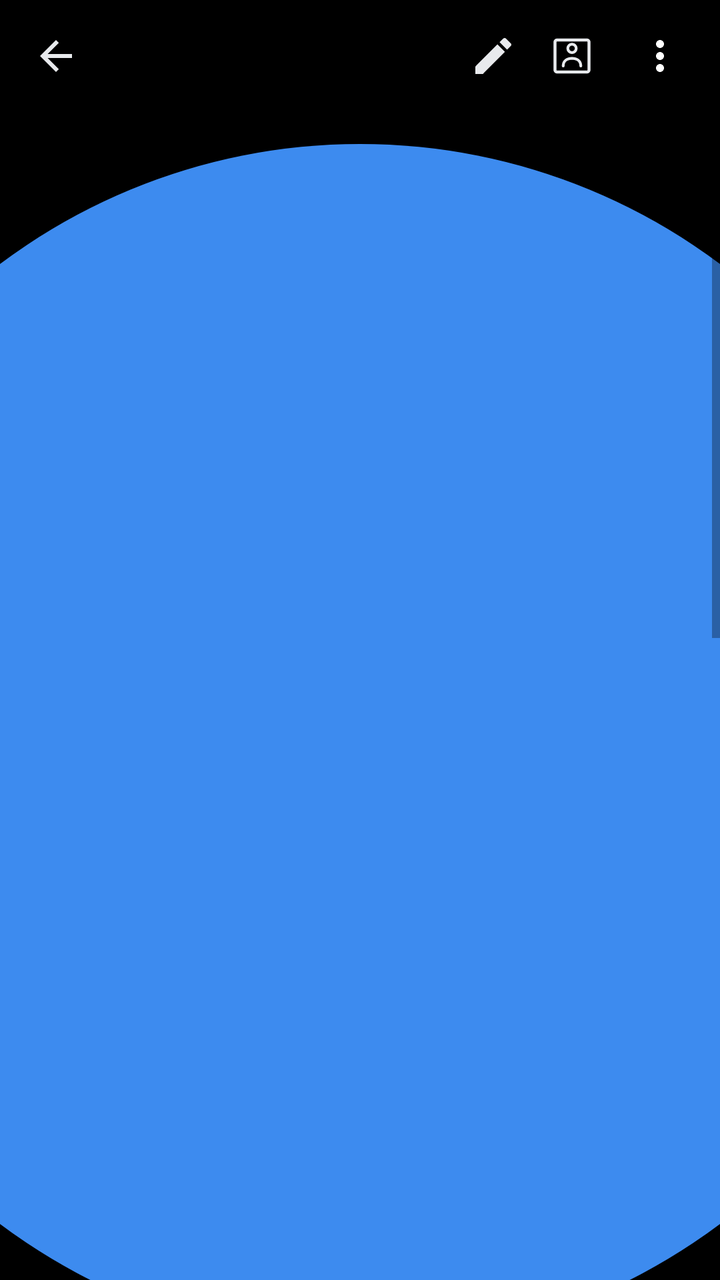
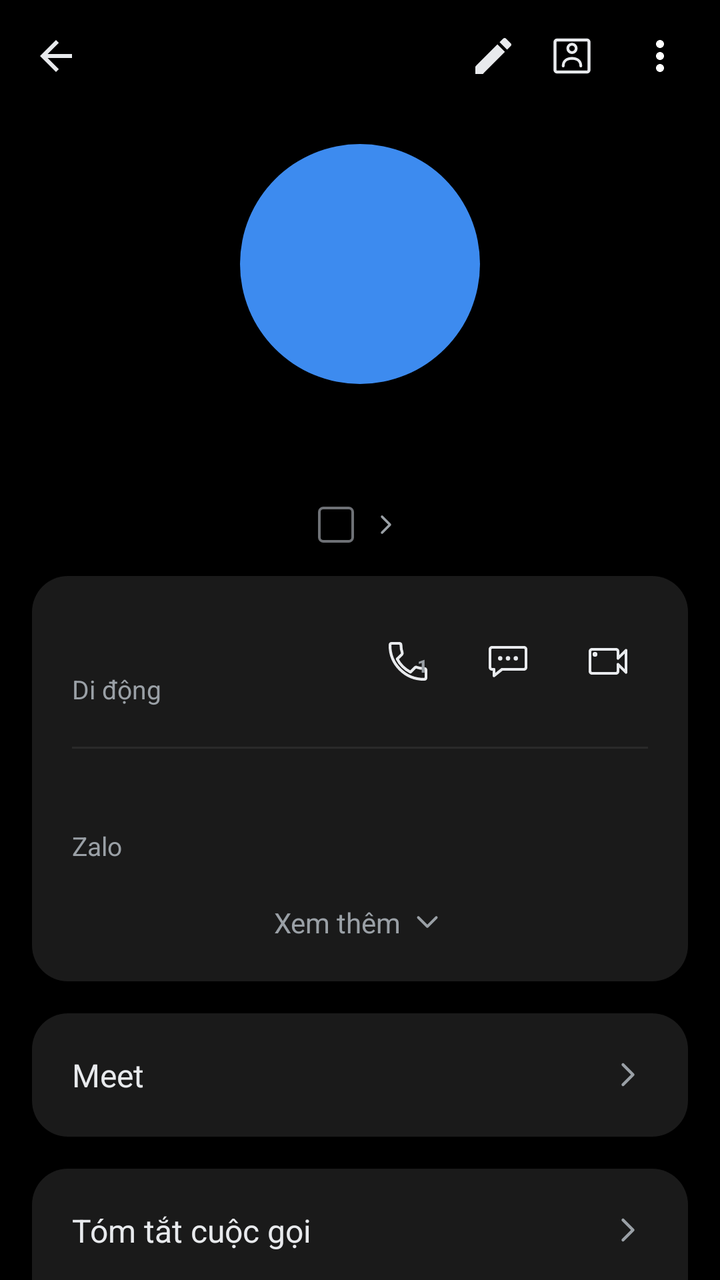

Two renders of the same Android screen: before a commit and after it. Below are the layout's source before the change and the commit's diff.
<!-- AndroidManifest.xml: application theme Theme.SimpleCall -->
<!-- res/layout/fragment_call_history.xml -->
<?xml version="1.0" encoding="utf-8"?>
<LinearLayout xmlns:android="http://schemas.android.com/apk/res/android"
    xmlns:app="http://schemas.android.com/apk/res-auto"
    android:layout_width="match_parent"
    android:layout_height="match_parent"
    android:orientation="vertical"
    android:background="@color/bg">

    
    <LinearLayout
        android:layout_width="match_parent" android:layout_height="56dp"
        android:orientation="horizontal" android:gravity="center_vertical"
        android:paddingStart="4dp" android:paddingEnd="8dp">

        <ImageButton android:id="@+id/btnBack"
            android:layout_width="48dp" android:layout_height="48dp"
            android:background="@android:color/transparent"
            android:src="@drawable/ic_arrow_back"
            android:contentDescription="Quay lại" />

        <Space android:layout_width="0dp" android:layout_height="1dp" android:layout_weight="1" />

        <ImageButton android:id="@+id/btnEdit"
            android:layout_width="35dp" android:layout_height="35dp"
            android:background="@android:color/transparent"
            android:src="@drawable/ic_edit"
            android:contentDescription="Sửa" />

        <ImageButton android:id="@+id/btnContactCard"
            android:layout_width="44dp" android:layout_height="44dp"
            android:background="@android:color/transparent"
            android:src="@drawable/ic_contact_card"
            android:contentDescription="Thẻ liên hệ" />

        <ImageButton android:id="@+id/btnMore"
            android:layout_width="44dp" android:layout_height="44dp"
            android:background="@android:color/transparent"
            android:src="@drawable/ic_more_vert"
            android:contentDescription="Thêm" />
    </LinearLayout>

    <ScrollView
        android:layout_width="match_parent" android:layout_height="0dp"
        android:layout_weight="1"
        android:clipToPadding="false"
        android:paddingBottom="24dp">

        <LinearLayout
            android:layout_width="match_parent" android:layout_height="wrap_content"
            android:orientation="vertical">

            
            <FrameLayout
                android:layout_width="600dp" android:layout_height="600dp"
                android:layout_gravity="center_horizontal"
                android:layout_marginTop="16dp">

                <TextView android:id="@+id/tvAvatar"
                    android:layout_width="600dp" android:layout_height="600dp"
                    android:background="@drawable/bg_avatar_circle"
                    android:gravity="center"
                    android:textSize="200sp" android:textColor="@color/white"
                    android:fontFamily="sans-serif-medium" />

                <ImageView android:id="@+id/ivDefaultAvatar"
                    android:layout_width="600dp" android:layout_height="600dp"
                    android:background="@drawable/bg_avatar_default"
                    android:src="@drawable/ic_person"
                    android:scaleType="center"
                    android:padding="150dp"
                    app:tint="@color/white"
                    android:visibility="gone"
                    android:contentDescription="@string/contact_photo" />
            </FrameLayout>

            
            <TextView android:id="@+id/tvTitle"
                android:layout_width="wrap_content" android:layout_height="wrap_content"
                android:layout_gravity="center_horizontal"
                android:layout_marginTop="16dp"
                android:layout_marginStart="32dp" android:layout_marginEnd="32dp"
                android:gravity="center"
                android:textSize="40sp" android:textStyle="bold"
                android:textColor="@color/text_primary"
                android:fontFamily="sans-serif-medium" />

            
            <LinearLayout android:id="@+id/rowSimDefault"
                android:layout_width="wrap_content" android:layout_height="wrap_content"
                android:layout_gravity="center_horizontal"
                android:layout_marginTop="10dp"
                android:orientation="horizontal" android:gravity="center_vertical"
                android:clickable="true" android:focusable="true">

                <TextView android:id="@+id/tvSimBadge"
                    android:layout_width="18dp" android:layout_height="18dp"
                    android:background="@drawable/bg_sim_badge"
                    android:gravity="center"
                    android:textSize="11sp" android:textColor="@color/text_secondary" />

                <TextView android:id="@+id/tvSubtitle"
                    android:layout_width="wrap_content" android:layout_height="wrap_content"
                    android:layout_marginStart="6dp"
                    android:textSize="14sp" android:textColor="@color/text_secondary" />

                <ImageView
                    android:layout_width="16dp" android:layout_height="16dp"
                    android:layout_marginStart="2dp"
                    android:src="@drawable/ic_chevron_right" />
            </LinearLayout>

            
            <LinearLayout
                android:layout_width="match_parent" android:layout_height="wrap_content"
                android:layout_margin="16dp"
                android:orientation="vertical"
                android:background="@drawable/bg_card_rounded"
                android:padding="20dp">

                <LinearLayout
                    android:layout_width="match_parent" android:layout_height="wrap_content"
                    android:orientation="horizontal" android:gravity="center_vertical">

                    <LinearLayout
                        android:layout_width="0dp" android:layout_height="wrap_content"
                        android:layout_weight="1" android:orientation="vertical">

                        <TextView android:id="@+id/tvNumber"
                            android:layout_width="wrap_content" android:layout_height="wrap_content"
                            android:textSize="19sp" android:textColor="@color/text_primary" />

                        <TextView android:id="@+id/tvNumberType"
                            android:layout_width="wrap_content" android:layout_height="wrap_content"
                            android:layout_marginTop="2dp"
                            android:text="@string/number_type_mobile"
                            android:textSize="13sp" android:textColor="@color/text_secondary" />
                    </LinearLayout>

                    
                    <FrameLayout
                        android:layout_width="40dp"
                        android:layout_height="40dp">
                        <ImageButton android:id="@+id/btnCallRow"
                            android:layout_width="match_parent"
                            android:layout_height="match_parent"
                            android:background="@android:color/transparent"
                            android:src="@drawable/ic_call_outline"
                            android:contentDescription="@string/call" />
                        
                        <TextView
                            android:id="@+id/tvCallSimNum"
                            android:layout_width="wrap_content"
                            android:layout_height="wrap_content"
                            android:layout_gravity="top|end"
                            android:layout_marginTop="16dp"
                            android:layout_marginEnd="10dp"
                            android:text="1"
                            android:textSize="9sp"
                            android:textStyle="bold"
                            android:textColor="@color/text_secondary"
                            android:fontFamily="sans-serif-medium" />
                    </FrameLayout>

                    <ImageButton android:id="@+id/btnMessageRow"
                        android:layout_width="40dp" android:layout_height="40dp"
                        android:layout_marginStart="10dp"
                        android:background="@android:color/transparent"
                        android:src="@drawable/ic_message_outline"
                        android:contentDescription="Nhắn tin" />

                    <ImageButton android:id="@+id/btnVideoRow"
                        android:layout_width="40dp" android:layout_height="40dp"
                        android:layout_marginStart="10dp"
                        android:background="@android:color/transparent"
                        android:src="@drawable/ic_video_call_outline"
                        android:contentDescription="Video call" />
                </LinearLayout>

                <View android:id="@+id/divBeforeZalo"
                    android:layout_width="match_parent" android:layout_height="1dp"
                    android:layout_marginTop="20dp" android:layout_marginBottom="16dp"
                    android:background="@color/divider" />

                <LinearLayout android:id="@+id/rowZalo"
                    android:layout_width="match_parent" android:layout_height="wrap_content"
                    android:orientation="vertical"
                    android:clickable="true" android:focusable="true">

                    <TextView android:id="@+id/tvZalo"
                        android:layout_width="wrap_content" android:layout_height="wrap_content"
                        android:textSize="16sp" android:textColor="@color/text_primary" />

                    <TextView
                        android:layout_width="wrap_content" android:layout_height="wrap_content"
                        android:layout_marginTop="2dp"
                        android:text="Zalo"
                        android:textSize="13sp" android:textColor="@color/text_secondary" />
                </LinearLayout>

                <LinearLayout android:id="@+id/rowSeeMore"
                    android:layout_width="match_parent" android:layout_height="wrap_content"
                    android:layout_marginTop="20dp"
                    android:orientation="horizontal" android:gravity="center"
                    android:clickable="true" android:focusable="true">

                    <TextView
                        android:layout_width="wrap_content" android:layout_height="wrap_content"
                        android:text="Xem thêm"
                        android:textSize="14sp" android:textColor="@color/text_secondary" />

                    <ImageView
                        android:layout_width="18dp" android:layout_height="18dp"
                        android:layout_marginStart="4dp"
                        android:src="@drawable/ic_chevron_down" />
                </LinearLayout>
            </LinearLayout>

            
            <LinearLayout android:id="@+id/rowMeet"
                android:layout_width="match_parent" android:layout_height="wrap_content"
                android:layout_marginStart="16dp" android:layout_marginEnd="16dp"
                android:orientation="horizontal" android:gravity="center_vertical"
                android:background="@drawable/bg_card_rounded"
                android:padding="20dp"
                android:clickable="true" android:focusable="true">

                <TextView
                    android:layout_width="0dp" android:layout_height="wrap_content"
                    android:layout_weight="1"
                    android:text="Meet"
                    android:textSize="16sp" android:textColor="@color/text_primary" />

                <ImageView
                    android:layout_width="20dp" android:layout_height="20dp"
                    android:src="@drawable/ic_chevron_right" />
            </LinearLayout>

            
            <LinearLayout
                android:layout_width="match_parent" android:layout_height="wrap_content"
                android:layout_margin="16dp"
                android:orientation="vertical"
                android:background="@drawable/bg_card_rounded">

                <LinearLayout android:id="@+id/rowCallSummary"
                    android:layout_width="match_parent" android:layout_height="wrap_content"
                    android:orientation="horizontal" android:gravity="center_vertical"
                    android:padding="20dp"
                    android:clickable="true" android:focusable="true">

                    <TextView
                        android:layout_width="0dp" android:layout_height="wrap_content"
                        android:layout_weight="1"
                        android:text="Tóm tắt cuộc gọi"
                        android:textSize="16sp" android:textColor="@color/text_primary" />

                    <ImageView
                        android:layout_width="20dp" android:layout_height="20dp"
                        android:src="@drawable/ic_chevron_right" />
                </LinearLayout>

                <View
                    android:layout_width="match_parent" android:layout_height="1dp"
                    android:layout_marginStart="20dp" android:layout_marginEnd="20dp"
                    android:background="@color/divider" />

                <LinearLayout android:id="@+id/rowCallRecording"
                    android:layout_width="match_parent" android:layout_height="wrap_content"
                    android:orientation="horizontal" android:gravity="center_vertical"
                    android:padding="20dp"
                    android:clickable="true" android:focusable="true">

                    <TextView
                        android:layout_width="0dp" android:layout_height="wrap_content"
                        android:layout_weight="1"
                        android:text="Bản ghi âm cuộc gọi"
                        android:textSize="16sp" android:textColor="@color/text_primary" />

                    <ImageView
                        android:layout_width="20dp" android:layout_height="20dp"
                        android:src="@drawable/ic_chevron_right" />
                </LinearLayout>
            </LinearLayout>

            
            <LinearLayout android:id="@+id/cardAddContact"
                android:layout_width="match_parent" android:layout_height="wrap_content"
                android:layout_margin="16dp"
                android:orientation="vertical"
                android:background="@drawable/bg_card_rounded"
                android:visibility="gone">

                <LinearLayout android:id="@+id/rowCreateContact"
                    android:layout_width="match_parent" android:layout_height="wrap_content"
                    android:orientation="horizontal" android:gravity="center_vertical"
                    android:padding="20dp"
                    android:clickable="true" android:focusable="true">

                    <TextView
                        android:layout_width="0dp" android:layout_height="wrap_content"
                        android:layout_weight="1"
                        android:text="Tạo liên hệ mới"
                        android:textSize="16sp" android:textColor="@color/text_primary" />

                    <ImageView
                        android:layout_width="20dp" android:layout_height="20dp"
                        android:src="@drawable/ic_chevron_right" />
                </LinearLayout>

                <View
                    android:layout_width="match_parent" android:layout_height="1dp"
                    android:layout_marginStart="20dp" android:layout_marginEnd="20dp"
                    android:background="@color/divider" />

                <LinearLayout android:id="@+id/rowAddExisting"
                    android:layout_width="match_parent" android:layout_height="wrap_content"
                    android:orientation="horizontal" android:gravity="center_vertical"
                    android:padding="20dp"
                    android:clickable="true" android:focusable="true">

                    <TextView
                        android:layout_width="0dp" android:layout_height="wrap_content"
                        android:layout_weight="1"
                        android:text="Thêm vào liên lạc hiện có"
                        android:textSize="16sp" android:textColor="@color/text_primary" />

                    <ImageView
                        android:layout_width="20dp" android:layout_height="20dp"
                        android:src="@drawable/ic_chevron_right" />
                </LinearLayout>
            </LinearLayout>

            
            <LinearLayout
                android:layout_width="match_parent" android:layout_height="wrap_content"
                android:layout_marginStart="20dp" android:layout_marginEnd="12dp"
                android:layout_marginTop="8dp"
                android:orientation="horizontal" android:gravity="center_vertical">

                <TextView
                    android:layout_width="0dp" android:layout_height="wrap_content"
                    android:layout_weight="1"
                    android:text="Nhật ký cuộc gọi"
                    android:textSize="15sp" android:textColor="@color/text_secondary" />

                <TextView android:id="@+id/btnClearLog"
                    android:layout_width="wrap_content" android:layout_height="wrap_content"
                    android:text="Xóa"
                    android:textSize="15sp" android:textColor="@color/accent_blue"
                    android:padding="8dp"
                    android:clickable="true" android:focusable="true" />
            </LinearLayout>

            
            <LinearLayout android:id="@+id/llHistoryEntries"
                android:layout_width="match_parent" android:layout_height="wrap_content"
                android:layout_margin="16dp"
                android:orientation="vertical"
                android:background="@drawable/bg_card_rounded" />

        </LinearLayout>
    </ScrollView>
</LinearLayout>
<!-- resources referenced by this layout -->
<resources>
  <color name="accent_blue">#1A73E8</color>
  <color name="bg">#000000</color>
  <color name="divider">#2A2A2A</color>
  <color name="text_primary">#E8EAED</color>
  <color name="text_secondary">#9AA0A6</color>
  <color name="white">#FFFFFF</color>
  <!-- drawable bg_avatar_circle (drawable) -->
  <?xml version="1.0" encoding="utf-8"?>
  <shape xmlns:android="http://schemas.android.com/apk/res/android"
      android:shape="oval">
      <solid android:color="@color/avatar_purple" />
  </shape>
  <!-- drawable bg_avatar_default (drawable) -->
  <?xml version="1.0" encoding="utf-8"?>
  <shape xmlns:android="http://schemas.android.com/apk/res/android"
      android:shape="oval">
      <solid android:color="@color/accent_blue" />
  </shape>
  <!-- drawable bg_card_rounded (drawable) -->
  <?xml version="1.0" encoding="utf-8"?>
  <shape xmlns:android="http://schemas.android.com/apk/res/android"
      android:shape="rectangle">
      <solid android:color="@color/detail_card_bg" />
      <corners android:radius="18dp" />
  </shape>
  <!-- drawable bg_sim_badge (drawable) -->
  <?xml version="1.0" encoding="utf-8"?>
  <shape xmlns:android="http://schemas.android.com/apk/res/android"
      android:shape="rectangle">
      <stroke android:width="1.2dp" android:color="@color/call_log_muted" />
      <corners android:radius="2dp" />
      <solid android:color="@android:color/transparent" />
  </shape>
  <!-- drawable ic_arrow_back (drawable) -->
  <?xml version="1.0" encoding="utf-8"?>
  <vector xmlns:android="http://schemas.android.com/apk/res/android"
      android:width="24dp" android:height="24dp"
      android:viewportWidth="24" android:viewportHeight="24">
      
      <path android:fillColor="@color/text_primary"
          android:pathData="M20,11H7.83l5.59-5.59L12,4l-8,8 8,8 1.41-1.41L7.83,13H20v-2z"/>
  </vector>
  <!-- drawable ic_edit (drawable) -->
  <?xml version="1.0" encoding="utf-8"?>
  <vector xmlns:android="http://schemas.android.com/apk/res/android"
      android:width="24dp" android:height="24dp"
      android:viewportWidth="24" android:viewportHeight="24">
      <path android:fillColor="@color/text_primary"
          android:pathData="M3,17.25V21h3.75L17.81,9.94l-3.75,-3.75L3,17.25zM20.71,7.04c0.39,-0.39 0.39,-1.02 0,-1.41l-2.34,-2.34c-0.39,-0.39 -1.02,-0.39 -1.41,0l-1.83,1.83 3.75,3.75 1.83,-1.83z"/>
  </vector>
  <!-- drawable ic_more_vert (drawable) -->
  <?xml version="1.0" encoding="utf-8"?>
  <vector xmlns:android="http://schemas.android.com/apk/res/android"
      android:width="24dp" android:height="24dp"
      android:viewportWidth="24" android:viewportHeight="24">
      <path android:fillColor="#FFFFFF"
          android:pathData="M12,8c1.1,0 2,-0.9 2,-2s-0.9,-2 -2,-2 -2,0.9 -2,2 0.9,2 2,2zM12,10c-1.1,0 -2,0.9 -2,2s0.9,2 2,2 2,-0.9 2,-2 -0.9,-2 -2,-2zM12,16c-1.1,0 -2,0.9 -2,2s0.9,2 2,2 2,-0.9 2,-2 -0.9,-2 -2,-2z"/>
  </vector>
  <!-- drawable ic_person (drawable) -->
  <?xml version="1.0" encoding="utf-8"?>
  <vector xmlns:android="http://schemas.android.com/apk/res/android"
      android:width="24dp" android:height="24dp"
      android:viewportWidth="24" android:viewportHeight="24">
      <path android:fillColor="#FFFFFFFF"
          android:pathData="M12,12c2.21,0 4,-1.79 4,-4s-1.79,-4 -4,-4 -4,1.79 -4,4 1.79,4 4,4zM12,14c-2.67,0 -8,1.34 -8,4v2h16v-2c0,-2.66 -5.33,-4 -8,-4z"/>
  </vector>
  <string name="call">Gọi</string>
  <string name="contact_photo">Ảnh liên hệ</string>
  <string name="number_type_mobile">Di động</string>
  <color name="avatar_purple">#3D8BEF</color>
  <color name="detail_card_bg">#1A1A1A</color>
  <color name="call_log_muted">#6E7176</color>
  <color name="primary">#1E8E3E</color>
  <color name="primary_dark">#137333</color>
  <!-- unchanged entries left out for length: 7 -->
</resources>

<!-- the commit's change to res/layout/fragment_call_history.xml (unified diff, before → after) -->
@@ -51,23 +51,23 @@
 
             
             <FrameLayout
-                android:layout_width="600dp" android:layout_height="600dp"
+                android:layout_width="120dp" android:layout_height="120dp"
                 android:layout_gravity="center_horizontal"
                 android:layout_marginTop="16dp">
 
                 <TextView android:id="@+id/tvAvatar"
-                    android:layout_width="600dp" android:layout_height="600dp"
+                    android:layout_width="120dp" android:layout_height="120dp"
                     android:background="@drawable/bg_avatar_circle"
                     android:gravity="center"
-                    android:textSize="200sp" android:textColor="@color/white"
+                    android:textSize="48sp" android:textColor="@color/white"
                     android:fontFamily="sans-serif-medium" />
 
                 <ImageView android:id="@+id/ivDefaultAvatar"
-                    android:layout_width="600dp" android:layout_height="600dp"
+                    android:layout_width="120dp" android:layout_height="120dp"
                     android:background="@drawable/bg_avatar_default"
                     android:src="@drawable/ic_person"
                     android:scaleType="center"
-                    android:padding="150dp"
+                    android:padding="30dp"
                     app:tint="@color/white"
                     android:visibility="gone"
                     android:contentDescription="@string/contact_photo" />
@@ -80,7 +80,7 @@
                 android:layout_marginTop="16dp"
                 android:layout_marginStart="32dp" android:layout_marginEnd="32dp"
                 android:gravity="center"
-                android:textSize="40sp" android:textStyle="bold"
+                android:textSize="26sp" android:textStyle="bold"
                 android:textColor="@color/text_primary"
                 android:fontFamily="sans-serif-medium" />
 
